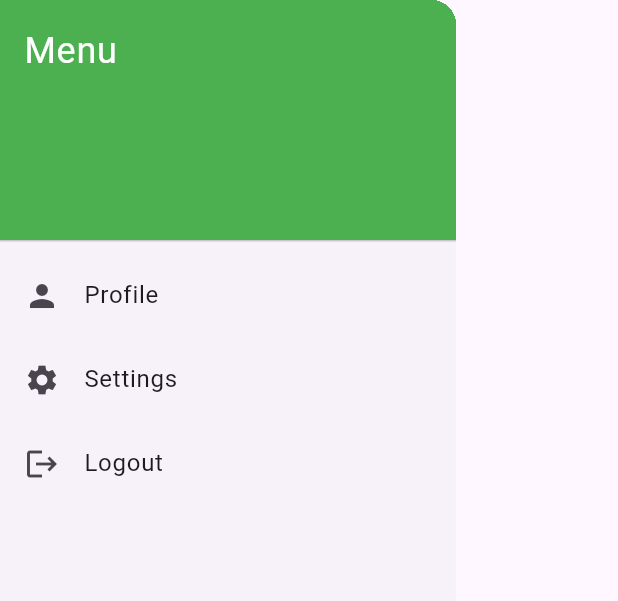
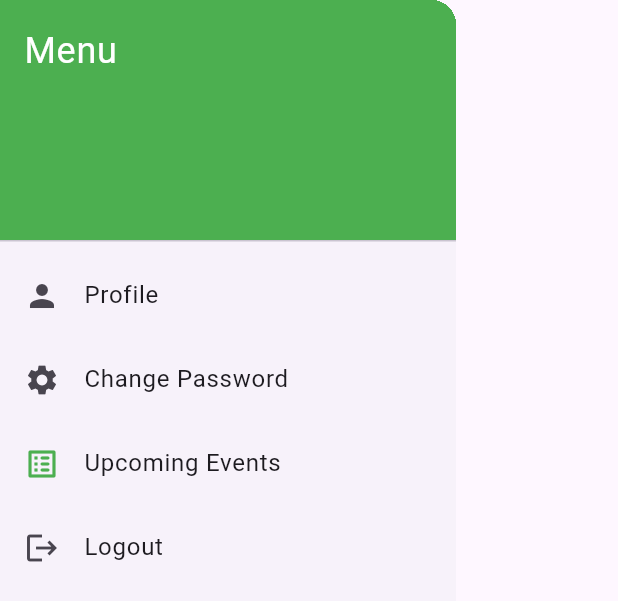
Before and after one commit to Stephen11221/Flutter-project-, a Flutter app: the AppDrawer widget shown alone on an empty page, opened directly, on a phone screen of 412 x 824 dp. Shown: the top 601 px of the screen. Run offline on Flutter 3.47's test engine with Material 3 defaults, Android fonts, the phone set to English and light mode, and no system bars; our stand-ins replace cloud_firestore, firebase_auth, firebase_core, google_sign_in; accounts and stored records are empty.

Commit message:
finished everything

```diff
--- a/lib/screens/drawer_menu.dart
+++ b/lib/screens/drawer_menu.dart
@@ -1,12 +1,39 @@
-// TODO Implement this library.
-
-
 import 'package:flutter/material.dart';
 import 'UserProfileScreen.dart';
 import 'UserSettingsScreen.dart';
+import 'ListEventScreen.dart';
 
-class AppDrawer extends StatelessWidget {
+class AppDrawer extends StatefulWidget {
   const AppDrawer({super.key});
+
+  @override
+  State<AppDrawer> createState() => _AppDrawerState();
+}
+
+class _AppDrawerState extends State<AppDrawer> {
+  int _hoveredIndex = -1;
+
+  Widget buildHoverableTile({
+    required int index,
+    required Icon icon,
+    required String title,
+    required VoidCallback onTap,
+  }) {
+    final isHovered = _hoveredIndex == index;
+
+    return MouseRegion(
+      onEnter: (_) => setState(() => _hoveredIndex = index),
+      onExit: (_) => setState(() => _hoveredIndex = -1),
+      child: Container(
+        color: isHovered ? Colors.green.withOpacity(0.1) : Colors.transparent,
+        child: ListTile(
+          leading: icon,
+          title: Text(title),
+          onTap: onTap,
+        ),
+      ),
+    );
+  }
 
   @override
   Widget build(BuildContext context) {
@@ -21,29 +48,37 @@ class AppDrawer extends StatelessWidget {
               style: TextStyle(color: Colors.white, fontSize: 24),
             ),
           ),
-          ListTile(
-            leading: const Icon(Icons.person),
-            title: const Text('Profile'),
+          buildHoverableTile(
+            index: 0,
+            icon: const Icon(Icons.person),
+            title: 'Profile',
             onTap: () {
-              Navigator.push(
-                context,
-                MaterialPageRoute(builder: (context) => const UserProfileScreen()),
-              );
+              Navigator.push(context,
+                MaterialPageRoute(builder: (_) => const UserProfileScreen()));
             },
           ),
-          ListTile(
-            leading: const Icon(Icons.settings),
-            title: const Text('Settings'),
+          buildHoverableTile(
+            index: 1,
+            icon: const Icon(Icons.settings),
+            title: 'Change Password',
             onTap: () {
-              Navigator.push(
-                context,
-                MaterialPageRoute(builder: (context) => ChangePasswordScreen()),
-              );
+              Navigator.push(context,
+                MaterialPageRoute(builder: (_) => const ChangePasswordScreen()));
             },
           ),
-          ListTile(
-            leading: const Icon(Icons.logout),
-            title: const Text('Logout'),
+          buildHoverableTile(
+            index: 2,
+            icon: const Icon(Icons.list_alt_rounded, color: Colors.green),
+            title: 'Upcoming Events',
+            onTap: () {
+              Navigator.push(context,
+                MaterialPageRoute(builder: (_) => const EventListScreen()));
+            },
+          ),
+          buildHoverableTile(
+            index: 3,
+            icon: const Icon(Icons.logout),
+            title: 'Logout',
             onTap: () {
               Navigator.pop(context); // Close drawer
               Navigator.pushReplacementNamed(context, '/login');
```
Also changed, not shown: lib/screens/AddEventscreen.dart (added, +132 -0 lines), lib/screens/ListEventScreen.dart (added, +68 -0 lines), lib/screens/StoryCommentsScreen.dart (deleted, +0 -120 lines), lib/screens/admin_home.dart (+17 -8 lines).
